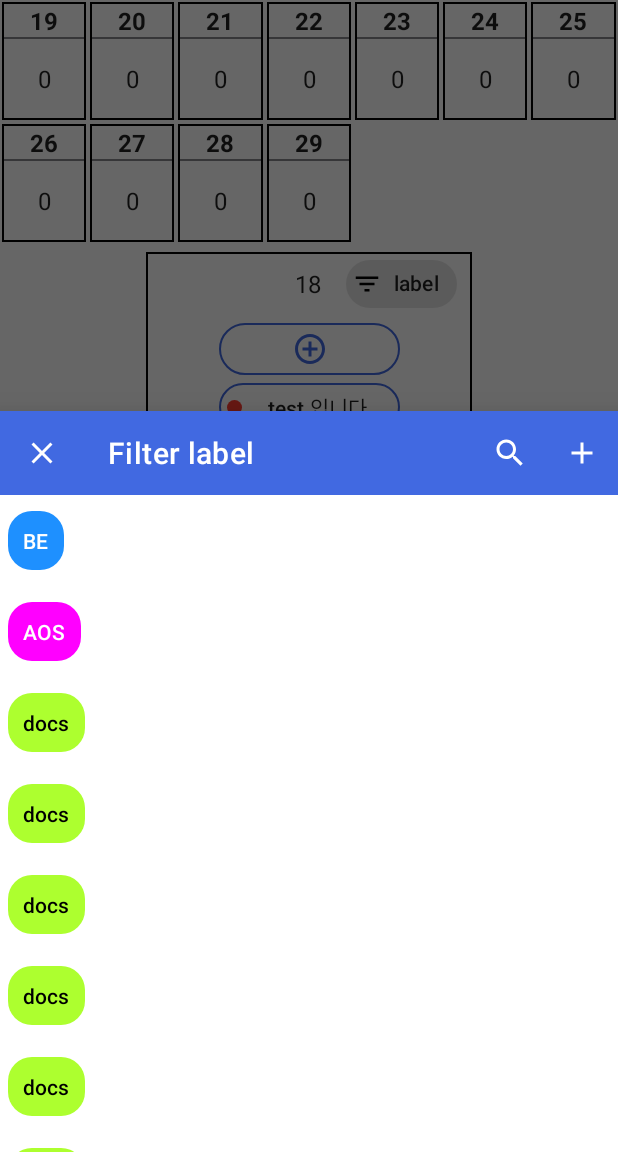
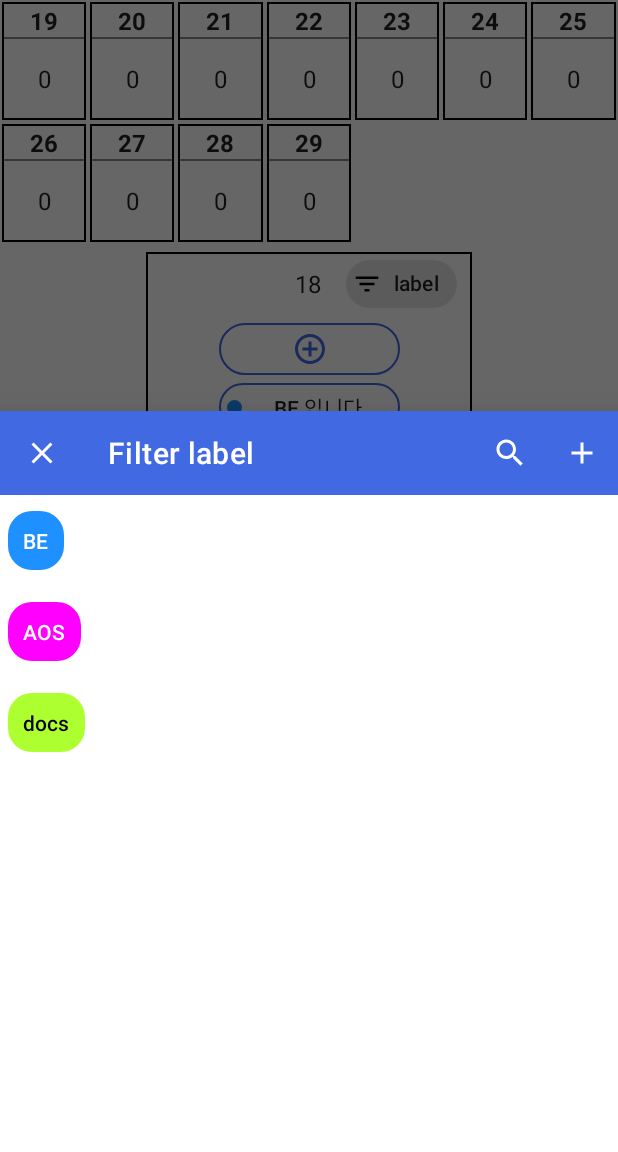
Before and after one commit to stan-lily/AOS, an Android app: the screen it shows after launch (PartDayActivity), after a tap on "label", on a phone screen of 412 x 824 dp, the part 84-1236 px from its top. Run offline under Robolectric (Android 15) with nearby library versions, the phone set to English and light mode, and no system bars; our stand-ins replace data binding.

Commit message:
Feat : filter 기능 구현
- Filter 아이콘을 선택하여 라벨 선택 시, 선택한 라벨을 기준으로 필터링 기능 구현 완료

```diff
--- a/app/src/main/java/com/example/assemble_day/ui/labelFilter/LabelFilterViewModel.kt
+++ b/app/src/main/java/com/example/assemble_day/ui/labelFilter/LabelFilterViewModel.kt
@@ -24,16 +24,6 @@ class LabelFilterViewModel : ViewModel() {
         val labelList = mutableListOf<Label>()
         labelList.add(Label(1, "BE", "dev-team", "#1e90ff", "BRIGHT"))
         labelList.add(Label(2, "AOS", "dev-team", "#ff00ff", "BRIGHT"))
-        labelList.add(Label(3, "docs", "docs", "#adff2f", "DARK"))
-        labelList.add(Label(3, "docs", "docs", "#adff2f", "DARK"))
-        labelList.add(Label(3, "docs", "docs", "#adff2f", "DARK"))
-        labelList.add(Label(3, "docs", "docs", "#adff2f", "DARK"))
-        labelList.add(Label(3, "docs", "docs", "#adff2f", "DARK"))
-        labelList.add(Label(3, "docs", "docs", "#adff2f", "DARK"))
-        labelList.add(Label(3, "docs", "docs", "#adff2f", "DARK"))
-        labelList.add(Label(3, "docs", "docs", "#adff2f", "DARK"))
-        labelList.add(Label(3, "docs", "docs", "#adff2f", "DARK"))
-        labelList.add(Label(3, "docs", "docs", "#adff2f", "DARK"))
         labelList.add(Label(3, "docs", "docs", "#adff2f", "DARK"))
 
         initialLabelList.addAll(labelList)
--- a/app/src/main/java/com/example/assemble_day/ui/partDay/PartDayActivity.kt
+++ b/app/src/main/java/com/example/assemble_day/ui/partDay/PartDayActivity.kt
@@ -64,7 +64,7 @@ class PartDayActivity : AppCompatActivity() {
 
     private fun setPartDayView(partDayAdapter: PartDayAdapter) {
         binding.rvPartDay.adapter = partDayAdapter.apply {
-            submitList(partDayViewModel.loadedAssembleDayUnit)
+            submitList(partDayViewModel.loadedPartDayList)
         }
     }
 
--- a/app/src/main/java/com/example/assemble_day/ui/partDay/PartDayViewModel.kt
+++ b/app/src/main/java/com/example/assemble_day/ui/partDay/PartDayViewModel.kt
@@ -11,9 +11,10 @@ import java.time.LocalDate
 
 class PartDayViewModel : ViewModel() {
 
-    val loadedAssembleDayUnit = mutableListOf<PartDay>()
+    val loadedPartDayList = mutableListOf<PartDay>()
     private var selectedLabel: Label? = null
 
+    private val initialTargetList = mutableListOf<PartDayTarget>()
     private val _loadedTargetStateFlow = MutableStateFlow(listOf<PartDayTarget>())
     val loadedTargetStateFlow = _loadedTargetStateFlow.asStateFlow()
 
@@ -34,7 +35,7 @@ class PartDayViewModel : ViewModel() {
         val size = loadedAssembleDay.end.compareTo(loadedAssembleDay.start)
         var count = 0L
         repeat(size) {
-            loadedAssembleDayUnit.add(
+            loadedPartDayList.add(
                 PartDay(
                     loadedAssembleDay.start.plusDays(count),
                     loadedAssembleDay,
@@ -43,19 +44,43 @@ class PartDayViewModel : ViewModel() {
             )
             count++
         }
-        println(loadedAssembleDayUnit)
+        println(loadedPartDayList)
     }
 
     private fun createDummyTarget() {
+        initialTargetList.clear()
         val dummyTargetList = mutableListOf<PartDayTarget>()
-        repeat(10) {
+        repeat(3) {
             dummyTargetList.add(
                 PartDayTarget(
-                    label = Label(name = "test", description = "test", backgroundColor = "#FFFF3B30", fontColor = "BRIGHT"),
-                    title = "test 입니다"
+                    label = Label(
+                        id = 1,
+                        name = "BE",
+                        description = "dev-team",
+                        backgroundColor = "#1e90ff",
+                        fontColor = "BRIGHT"
+                    ),
+                    title = "BE 입니다"
                 )
             )
         }
+        repeat(4) {
+            dummyTargetList.add(
+                PartDayTarget(
+                    label = Label(2, "AOS", "dev-team", "#ff00ff", "BRIGHT"),
+                    title = "AOS 입니다"
+                )
+            )
+        }
+        repeat(3) {
+            dummyTargetList.add(
+                PartDayTarget(
+                    label = Label(3, "docs", "docs", "#adff2f", "DARK"),
+                    title = "docs 입니다"
+                )
+            )
+        }
+        initialTargetList.addAll(dummyTargetList)
         _loadedTargetStateFlow.value = dummyTargetList
     }
 
@@ -64,9 +89,14 @@ class PartDayViewModel : ViewModel() {
     }
 
     fun filterLabel(selectedLabel: Label?) {
-        // TODO 선택 라벨이 null 이 아니면 필터링
-
-        // TODO 선택 라벨이 null 이면 전체 리스트 다시 조회
+        selectedLabel?.let {
+            val filteredTargetList = initialTargetList.filter { target ->
+                target.label.name == selectedLabel.name
+            }
+            _loadedTargetStateFlow.value = filteredTargetList
+        } ?: kotlin.run {
+            _loadedTargetStateFlow.value = initialTargetList
+        }
     }
 
     fun selectTarget(selectedPosition: Int) {
@@ -76,7 +106,8 @@ class PartDayViewModel : ViewModel() {
     fun updateTargetLabel(selectedLabel: Label?) {
         selectedLabel?.let { label ->
             val updatedList = _loadedTargetStateFlow.value.toMutableList()
-            updatedList[selectedTargetPosition] = updatedList[selectedTargetPosition].copy(label = label)
+            updatedList[selectedTargetPosition] =
+                updatedList[selectedTargetPosition].copy(label = label)
             _loadedTargetStateFlow.value = updatedList
         }
     }
```
